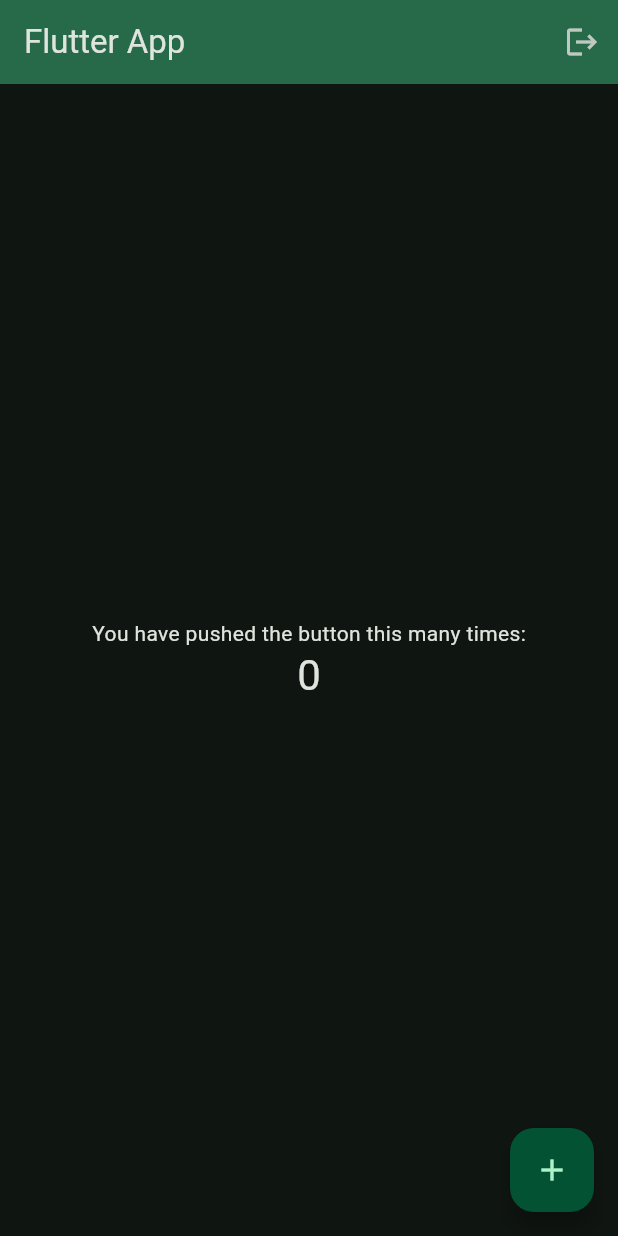
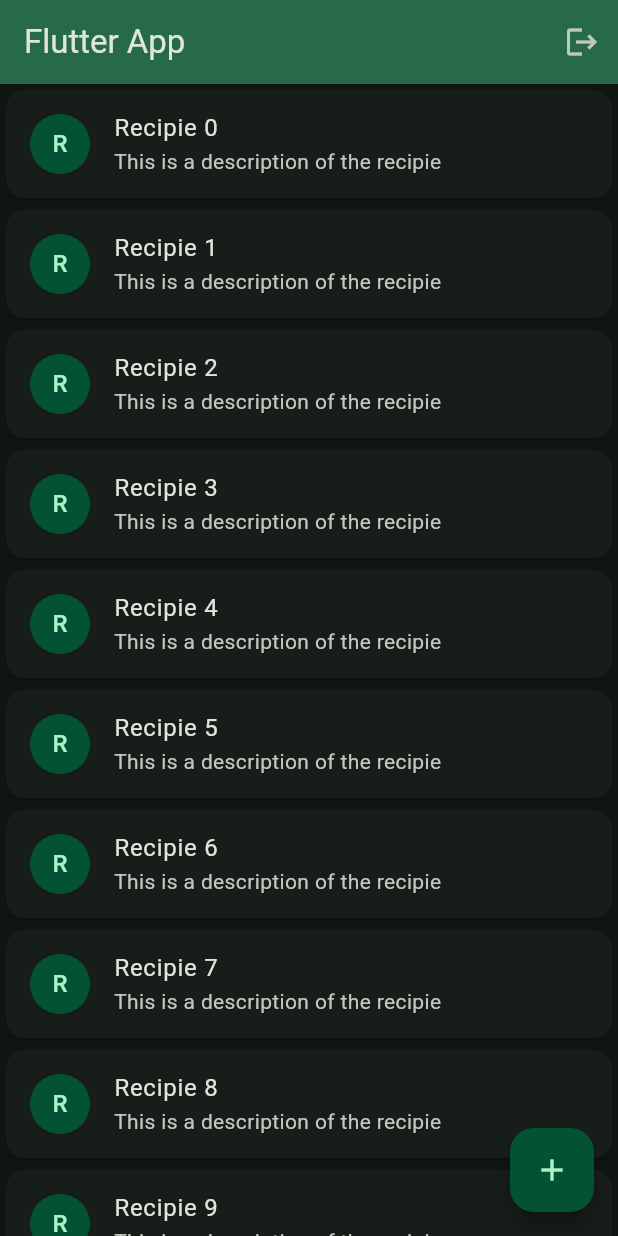
Before and after one commit to eduardnol-universidad/flutter_2, a Flutter app: the screen it shows once a user with an empty profile is signed in, on a phone screen of 412 x 824 dp. Run offline on Flutter 3.47's test engine with Material 3 defaults, Android fonts, the phone set to English and light mode, and no system bars; our stand-ins replace firebase_auth, firebase_core; accounts and stored records are empty.

Commit message:
Added recipies list

```diff
--- /dev/null
+++ b/lib/RecipiesList.dart
@@ -0,0 +1,24 @@
+import 'package:flutter/material.dart';
+
+class RecipiesList extends StatelessWidget {
+  const RecipiesList({Key? key}) : super(key: key);
+
+  @override
+  Widget build(BuildContext context) {
+    return Scaffold(
+      body: ListView.builder(
+          itemCount: 10,
+          itemBuilder: (context, index) {
+            return Card(
+              child: ListTile(
+                title: Text('Recipie $index'),
+                subtitle: const Text('This is a description of the recipie'),
+                leading: const CircleAvatar(
+                  child: Text('R'),
+                ),
+              ),
+            );
+          }),
+    );
+  }
+}
--- a/lib/main.dart
+++ b/lib/main.dart
@@ -1,4 +1,5 @@
 import 'package:ac7/LoginPage.dart';
+import 'package:ac7/RecipiesList.dart';
 import 'package:firebase_auth/firebase_auth.dart';
 import 'package:flutter/material.dart';
 import 'package:firebase_core/firebase_core.dart';
@@ -71,20 +72,8 @@
           ),],
         title: Text(widget.title),
       ),
-      body: Center(
-        child: Column(
-          mainAxisAlignment: MainAxisAlignment.center,
-          children: <Widget>[
-            const Text(
-              'You have pushed the button this many times:',
-            ),
-            Text(
-              '$_counter',
-              style: Theme.of(context).textTheme.headlineMedium,
-            ),
-          ],
-        ),
-      ),
+      body: const Center(
+        child: RecipiesList()),
       floatingActionButton: FloatingActionButton(
         onPressed: _incrementCounter,
         tooltip: 'Increment',
```
